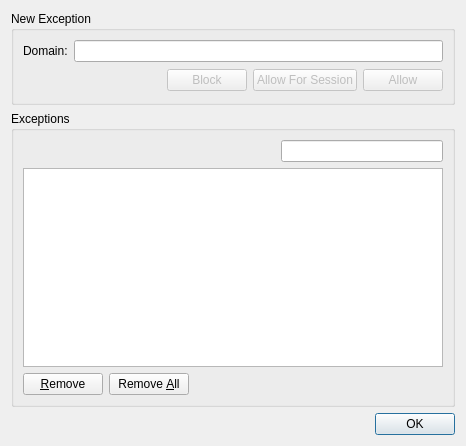
trailblazing/tute, file src/views/browser/cookiesexceptions.ui: the form before one commit.
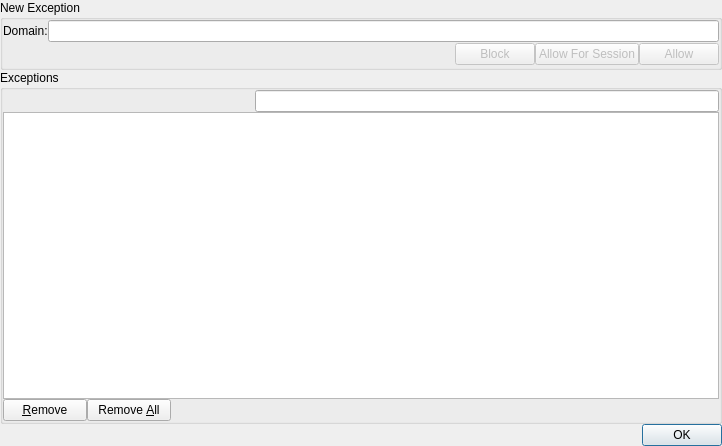
The form after the commit. Custom widgets are drawn as their Qt base class.

What changed in the file:
```diff
--- a/src/views/browser/cookiesexceptions.ui
+++ b/src/views/browser/cookiesexceptions.ui
@@ -6,7 +6,7 @@
    <rect>
     <x>0</x>
     <y>0</y>
-    <width>466</width>
+    <width>722</width>
     <height>446</height>
    </rect>
   </property>
@@ -14,14 +14,47 @@
    <string>Cookie Exceptions</string>
   </property>
   <layout class="QVBoxLayout">
+   <property name="spacing">
+    <number>0</number>
+   </property>
+   <property name="leftMargin">
+    <number>0</number>
+   </property>
+   <property name="topMargin">
+    <number>0</number>
+   </property>
+   <property name="rightMargin">
+    <number>0</number>
+   </property>
+   <property name="bottomMargin">
+    <number>0</number>
+   </property>
    <item>
     <widget class="QGroupBox" name="newExceptionGroupBox">
      <property name="title">
       <string>New Exception</string>
      </property>
      <layout class="QGridLayout">
+      <property name="leftMargin">
+       <number>0</number>
+      </property>
+      <property name="topMargin">
+       <number>0</number>
+      </property>
+      <property name="rightMargin">
+       <number>0</number>
+      </property>
+      <property name="bottomMargin">
+       <number>0</number>
+      </property>
+      <property name="spacing">
+       <number>0</number>
+      </property>
       <item row="0" column="0">
        <layout class="QHBoxLayout">
+        <property name="spacing">
+         <number>0</number>
+        </property>
         <item>
          <widget class="QLabel" name="label">
           <property name="text">
@@ -36,6 +69,9 @@
       </item>
       <item row="1" column="0">
        <layout class="QHBoxLayout">
+        <property name="spacing">
+         <number>0</number>
+        </property>
         <item>
          <spacer>
           <property name="orientation">
@@ -90,6 +126,21 @@
       <string>Exceptions</string>
      </property>
      <layout class="QGridLayout">
+      <property name="leftMargin">
+       <number>0</number>
+      </property>
+      <property name="topMargin">
+       <number>0</number>
+      </property>
+      <property name="rightMargin">
+       <number>0</number>
+      </property>
+      <property name="bottomMargin">
+       <number>0</number>
+      </property>
+      <property name="spacing">
+       <number>0</number>
+      </property>
       <item row="0" column="0" colspan="3">
        <spacer>
         <property name="orientation">
@@ -152,16 +203,16 @@
   </layout>
  </widget>
  <customwidgets>
+  <customwidget>
+   <class>EditTableView</class>
+   <extends>QTableView</extends>
+   <header location="global">edittableview.hxx</header>
+  </customwidget>
   <customwidget>
    <class>SearchLineEdit</class>
    <extends>QLineEdit</extends>
    <header>searchlineedit.h</header>
   </customwidget>
-   <customwidget>
-    <class>EditTableView</class>
-    <extends>QTableView</extends>
-    <header location="global">edittableview.hxx</header>
-   </customwidget>
  </customwidgets>
  <resources/>
  <connections>
```
